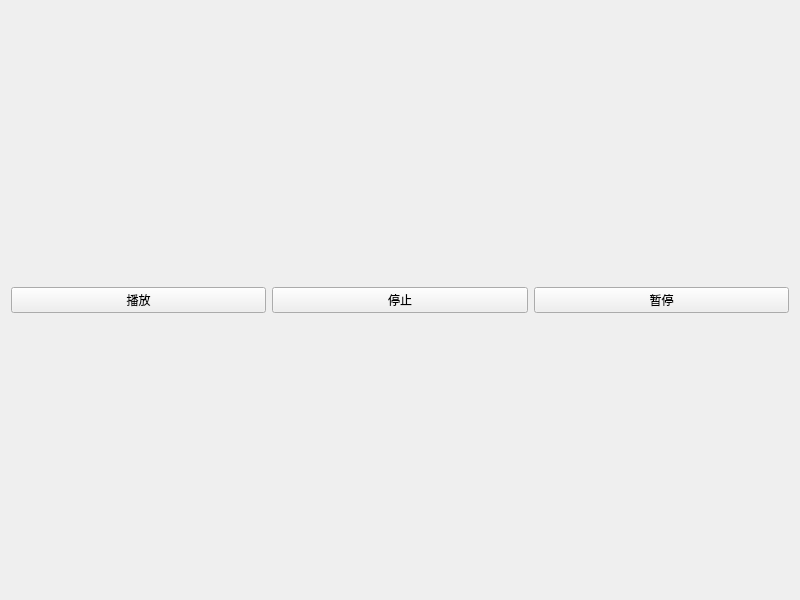
This is src/NoAudioPlayer/widget.ui in fanzhiyong/ffmpeg_demo as Qt 5 draws it before an edit. The edited form follows.
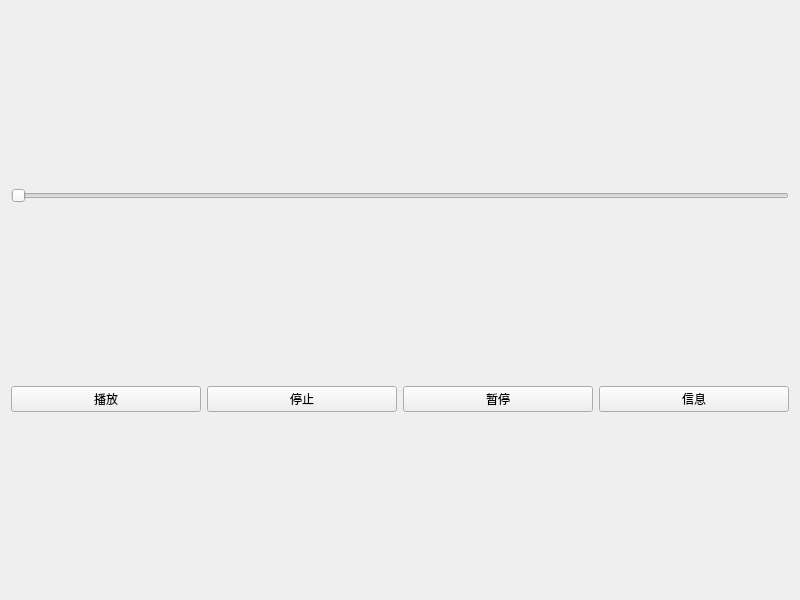
This is the edited form.

Commit message: 增加视频长度的信息获取。

```diff
--- a/src/NoAudioPlayer/widget.ui
+++ b/src/NoAudioPlayer/widget.ui
@@ -14,6 +14,16 @@
    <string>NoAudioPlayer</string>
   </property>
   <layout class="QVBoxLayout" name="verticalLayout">
+   <item>
+    <widget class="QSlider" name="horizontalSlider">
+     <property name="maximum">
+      <number>10000</number>
+     </property>
+     <property name="orientation">
+      <enum>Qt::Horizontal</enum>
+     </property>
+    </widget>
+   </item>
    <item>
     <layout class="QGridLayout" name="gridLayout">
      <item row="0" column="0">
@@ -37,6 +47,13 @@
        </property>
       </widget>
      </item>
+     <item row="0" column="3">
+      <widget class="QPushButton" name="infoBtn">
+       <property name="text">
+        <string>信息</string>
+       </property>
+      </widget>
+     </item>
     </layout>
    </item>
   </layout>
```
Left out of the diff: 14 changed lines with no effect on the pictures. The commit also changes 6 other files.
